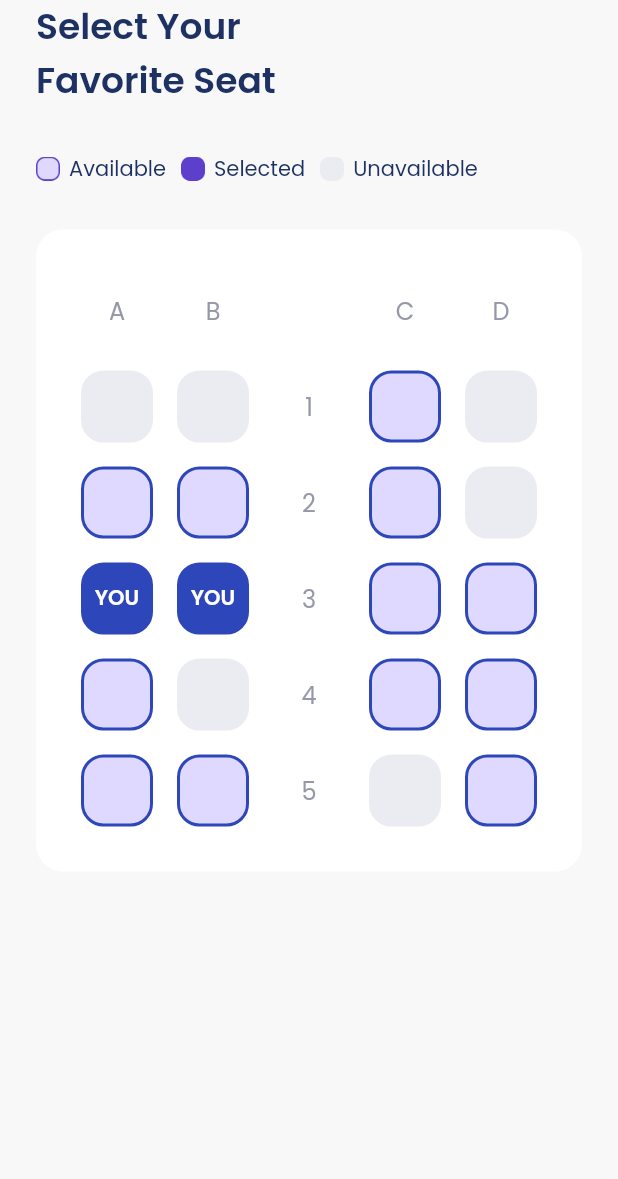
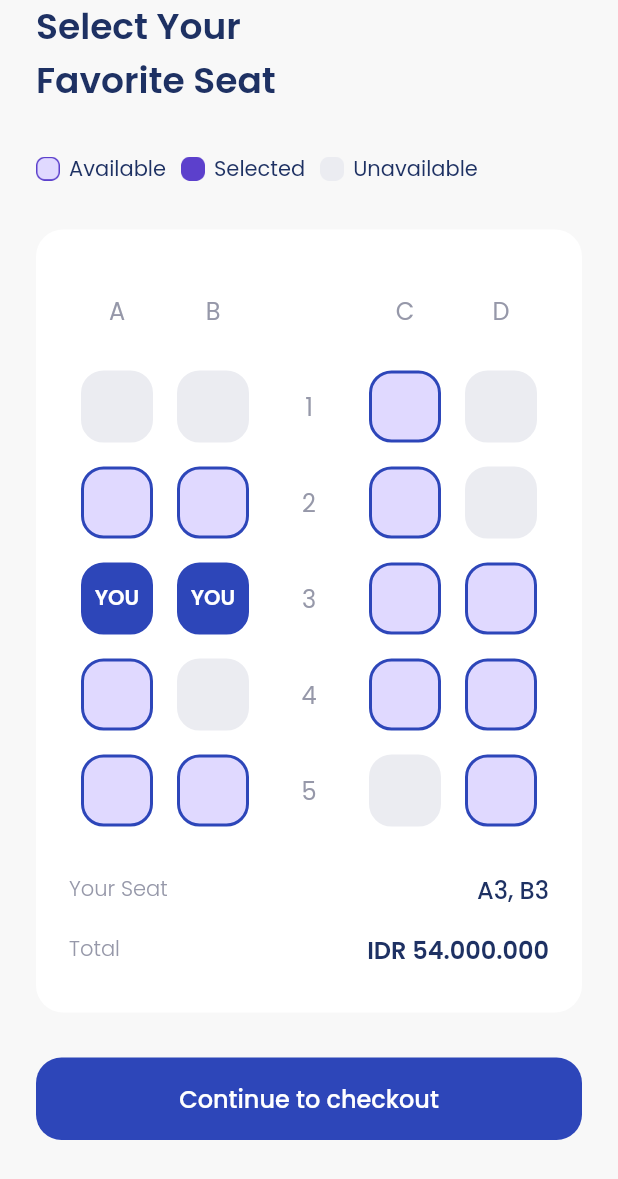
Before and after one commit to saydinaambiya/easyways_app, a Flutter app: the ChooseSeatPage screen opened directly, on a phone screen of 412 x 824 dp. Shown: the top 1179 px of the screen. Run offline on Flutter 3.47's test engine with Material 2 defaults, Android fonts, the phone set to English and light mode, and no system bars; our stand-ins replace google_fonts.

Commit message:
finishing for choose seat

```diff
--- a/lib/ui/pages/choose_seat_page.dart
+++ b/lib/ui/pages/choose_seat_page.dart
@@ -1,4 +1,6 @@
 import 'package:easyplane_app/shared/theme.dart';
+import 'package:easyplane_app/ui/pages/checkout_page.dart';
+import 'package:easyplane_app/ui/widgets/custom_button.dart';
 import 'package:easyplane_app/ui/widgets/seat_item.dart';
 import 'package:flutter/material.dart';
 
@@ -279,9 +281,72 @@ class _ChooseSeatPageState extends State<ChooseSeatPage> {
                 ],
               ),
             ),
+
+            //NOTE: YOUR SEAT
+            Container(
+              margin: const EdgeInsets.only(top: 30),
+              child: Row(
+                mainAxisAlignment: MainAxisAlignment.spaceBetween,
+                children: [
+                  Text(
+                    'Your Seat',
+                    style: greyText.copyWith(
+                      fontWeight: light,
+                    ),
+                  ),
+                  Text(
+                    'A3, B3',
+                    style: navyText.copyWith(
+                      fontSize: 16,
+                      fontWeight: medium,
+                    ),
+                  ),
+                ],
+              ),
+            ),
+
+            //NOTE: TOTAL
+            Container(
+              margin: const EdgeInsets.only(top: 16),
+              child: Row(
+                mainAxisAlignment: MainAxisAlignment.spaceBetween,
+                children: [
+                  Text(
+                    'Total',
+                    style: greyText.copyWith(
+                      fontWeight: light,
+                    ),
+                  ),
+                  Text(
+                    'IDR 54.000.000',
+                    style: navyText.copyWith(
+                      fontSize: 16,
+                      fontWeight: semiBold,
+                    ),
+                  ),
+                ],
+              ),
+            ),
           ],
         ),
       );
+    }
+
+    Widget checkoutButton() {
+      return CustomButton(
+          marginButton: const EdgeInsets.only(
+            top: 30,
+            bottom: 46,
+          ),
+          textButton: 'Continue to checkout',
+          onPressedButton: () {
+            Navigator.push(
+              context,
+              MaterialPageRoute(
+                builder: (context) => CheckoutPage(),
+              ),
+            );
+          });
     }
 
     return Scaffold(
@@ -293,6 +358,7 @@ class _ChooseSeatPageState extends State<ChooseSeatPage> {
             title(),
             setStatus(),
             selectSeat(),
+            checkoutButton(),
           ],
         ),
       ),
```
